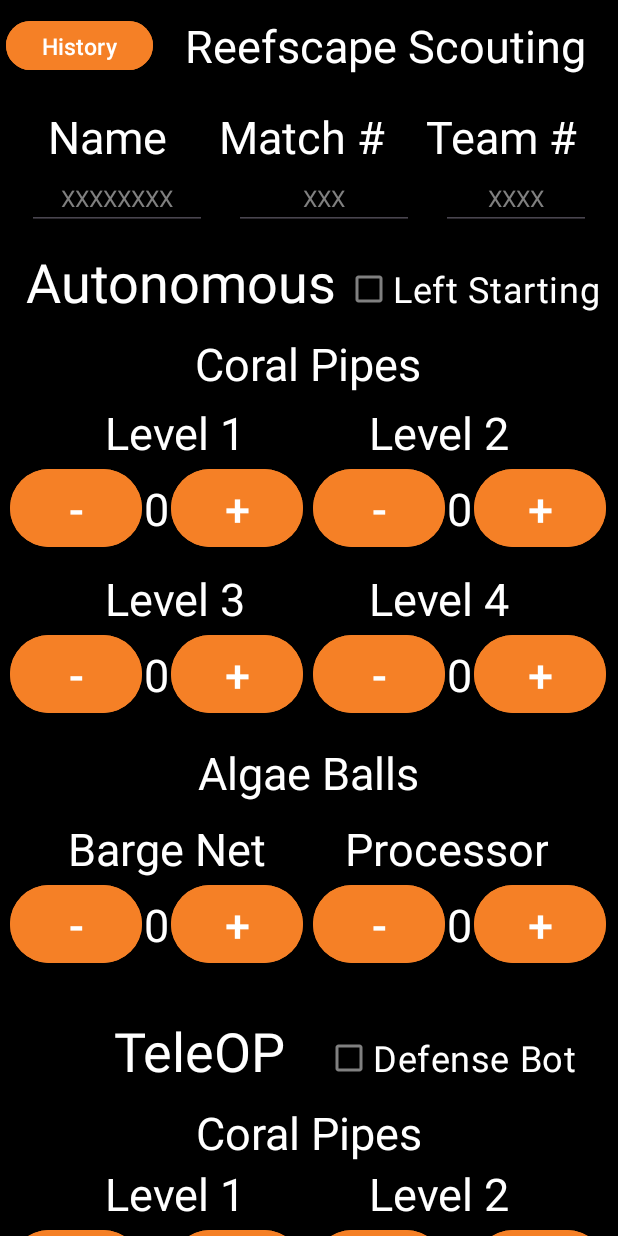
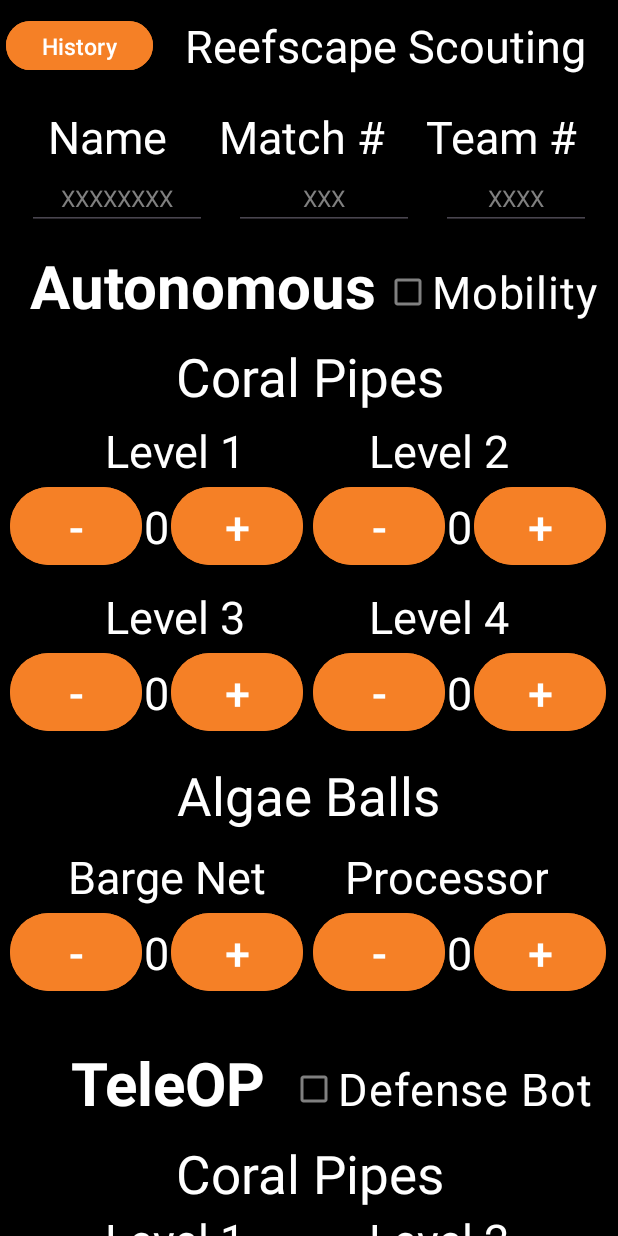
Before and after one commit to Kushal701151/Reefscape---Strategy---Android, an Android app: the screen it shows after launch (MainActivity), on a phone screen of 412 x 824 dp. Run offline under Robolectric (Android 15) with nearby library versions, the phone set to English and light mode, and no system bars.

Commit message:
Pre comp final touches

```diff
--- a/app/src/main/java/com/example/githubreefscape/MainActivity.java
+++ b/app/src/main/java/com/example/githubreefscape/MainActivity.java
@@ -68,11 +68,15 @@ public class MainActivity extends AppCompatActivity {
     public Button HumanPlayerAttemptedMinus;
     public Button HumanPlayerAttemptedPlus;
 
+    public Button AlgaeRemovalMinus;
+    public Button AlgaeRemovalPlus;
+
     public  EditText StudentName;
     public  CheckBox Defense;
     public  EditText MatchNumber;
     public  EditText EditTextComments;
     public TextView HumanPlayerAttempted;
+    public TextView AlgaeRemoval;
     public  TextView HumanPlayer;
     public  TextView TeleBarge;
     public  TextView TeleProcessor;
@@ -100,6 +104,7 @@ public class MainActivity extends AppCompatActivity {
       public static List<String> keylist = new ArrayList<>();;
       public static int LeftStartingInt = 0;
       public static int endgameRadio = 0;
+      public static int AlgaeRemovalInt;
       public static int HumanPlayerInt =0;
       public static int TeleProcessorInt =0;
       public static int TeleBargeInt =0;
@@ -182,7 +187,11 @@ public class MainActivity extends AppCompatActivity {
                 HumanPlayerAttempted.setText(String.valueOf(GlobalDictionary.HumanPlayerAtttemptedInt));
                 HumanPlayer.setText(String.valueOf(GlobalDictionary.HumanPlayerInt));
 
-                GlobalDictionary.endgameRadio = Integer.parseInt(historicallist.get(19));
+                GlobalDictionary.AlgaeRemovalInt = Integer.parseInt(historicallist.get(19));
+                AlgaeRemoval.setText(String.valueOf(GlobalDictionary.AlgaeRemovalInt));
+
+
+                GlobalDictionary.endgameRadio = Integer.parseInt(historicallist.get(20));
                 if (GlobalDictionary.endgameRadio == 0) {
                     None.setChecked(true);
                 } else if (GlobalDictionary.endgameRadio == 1) {
@@ -192,7 +201,7 @@ public class MainActivity extends AppCompatActivity {
                 } else if (GlobalDictionary.endgameRadio == 3) {
                     Deep.setChecked(true);
                 }
-                EditTextComments.setText(historicallist.get(20));
+                EditTextComments.setText(historicallist.get(21));
             } else {
                 // Handle error if the list is empty or smaller than expected
             }
@@ -277,6 +286,10 @@ public class MainActivity extends AppCompatActivity {
         TeleBargeMinus = (Button) findViewById(R.id.TeleBargeMinus);
         TeleBarge = (TextView) findViewById(R.id.TeleBarge);
         TeleBargePlus = (Button) findViewById(R.id.TeleBargePlus);
+
+        AlgaeRemovalMinus = (Button) findViewById(R.id.AlgaeRemovalMinus);
+        AlgaeRemoval = (TextView) findViewById(R.id.AlgaeRemoval);
+        AlgaeRemovalPlus = (Button) findViewById(R.id.AlgaeRemovalPlus);
 
         TeleProcessorMinus = (Button) findViewById(R.id.TeleProcessorMinus);
         TeleProcessor = (TextView) findViewById(R.id.TeleProcessor);
@@ -500,6 +513,20 @@ public class MainActivity extends AppCompatActivity {
         HumanPlayerAttempted.setText(AutoLowerDisplay);
     }
 
+    public void AlgaeRemovalMinus(View view){
+        if ((!AlgaeRemoval.getText().toString().equals("0"))&&(GlobalDictionary.AlgaeRemovalInt!=0)){ //Prevents negative values
+            GlobalDictionary.AlgaeRemovalInt--;
+            String AutoLowerDisplay = " " + (GlobalDictionary.AlgaeRemovalInt);
+            AlgaeRemoval.setText(AutoLowerDisplay);
+        }
+    }
+    public void AlgaeRemovalPlus (View view){
+        GlobalDictionary.AlgaeRemovalInt ++;
+        String AutoLowerDisplay = " " + (GlobalDictionary.AlgaeRemovalInt);
+        AlgaeRemoval.setText(AutoLowerDisplay);
+    }
+
+
     public void onHistory (View view){
         Intent intent = new Intent(MainActivity.this, HistoryActivity.class);
 
@@ -608,6 +635,7 @@ public class MainActivity extends AppCompatActivity {
                                         + GlobalDictionary.TeleProcessorInt + ","
                                         + GlobalDictionary.HumanPlayerAtttemptedInt + ","
                                         + GlobalDictionary.HumanPlayerInt + ","
+                                        + GlobalDictionary.AlgaeRemovalInt + ","
                                         + GlobalDictionary.endgameRadio + ","
                                         + EditTextComments.getText().toString();
 
@@ -639,6 +667,7 @@ public class MainActivity extends AppCompatActivity {
                     + GlobalDictionary.TeleProcessorInt + ","
                     + GlobalDictionary.HumanPlayerAtttemptedInt + ","
                     + GlobalDictionary.HumanPlayerInt + ","
+                    + GlobalDictionary.AlgaeRemovalInt + ","
                     + GlobalDictionary.endgameRadio + ","
                     + EditTextComments.getText().toString();
             Log.d("Mydata", Hdata);
--- a/app/src/main/res/layout/activity_main.xml
+++ b/app/src/main/res/layout/activity_main.xml
@@ -203,9 +203,10 @@
                 android:layout_width="wrap_content"
                 android:layout_height="wrap_content"
                 android:text="Autonomous"
-                android:textAlignment="center"
-                android:textColor="@color/white"
-                android:textSize="36sp" />
+                android:textStyle="bold"
+                android:textAlignment="center"
+                android:textColor="@color/white"
+                android:textSize="40sp" />
 
             <Space
                 android:layout_width="wrap_content"
@@ -218,9 +219,9 @@
                 android:layout_height="wrap_content"
                 android:buttonTint="@color/gray"
                 android:onClick="LeftStaring"
-                android:text="Left Starting"
-                android:textColor="@color/white"
-                android:textSize="24sp"
+                android:text="Mobility"
+                android:textColor="@color/white"
+                android:textSize="30sp"
                 android:layout_weight="1.2"/>
 
             <Space
@@ -250,7 +251,7 @@
                 android:text="Coral Pipes"
                 android:textAlignment="center"
                 android:textColor="@color/white"
-                android:textSize="30sp" />
+                android:textSize="35sp" />
 
             <Space
                 android:layout_width="wrap_content"
@@ -494,8 +495,52 @@
                 android:id="@+id/AutoL3Minus"
                 android:layout_width="wrap_content"
                 android:layout_height="60dp"
+                android:backgroundTint="@color/orange"
                 android:onClick="AutoL3Minus"
+                android:text="-"
+                android:textColor="@color/white"
+                android:textSize="30sp" />
+
+            <Space
+                android:layout_width="wrap_content"
+                android:layout_height="wrap_content"
+                android:layout_weight="0.2" />
+
+            <TextView
+                android:id="@+id/AutoL3"
+                android:layout_width="wrap_content"
+                android:layout_height="wrap_content"
+                android:text="0"
+                android:textAlignment="center"
+                android:textColor="@color/white"
+                android:textSize="30sp" />
+
+            <Space
+                android:layout_width="wrap_content"
+                android:layout_height="wrap_content"
+                android:layout_weight="0.2" />
+
+            <Button
+                android:id="@+id/AutoL3Plus"
+                android:layout_width="wrap_content"
+                android:layout_height="60dp"
                 android:backgroundTint="@color/orange"
+                android:onClick="AutoL3Plus"
+                android:text="+"
+                android:textColor="@color/white"
+                android:textSize="30sp" />
+
+            <Space
+                android:layout_width="wrap_content"
+                android:layout_height="wrap_content"
+                android:layout_weight="1" />
+
+            <Button
+                android:id="@+id/AutoL4Minus"
+                android:layout_width="wrap_content"
+                android:layout_height="60dp"
+                android:backgroundTint="@color/orange"
+                android:onClick="AutoL4Minus"
                 android:text="-"
                 android:textColor="@color/white"
                 android:textSize="30sp" />
@@ -506,7 +551,7 @@
                 android:layout_weight="0.2" />
 
             <TextView
-                android:id="@+id/AutoL3"
+                android:id="@+id/AutoL4"
                 android:layout_width="wrap_content"
                 android:layout_height="wrap_content"
                 android:text="0"
@@ -520,57 +565,13 @@
                 android:layout_weight="0.2" />
 
             <Button
-                android:id="@+id/AutoL3Plus"
-                android:layout_width="wrap_content"
-                android:layout_height="60dp"
-                android:onClick="AutoL3Plus"
-                android:textColor="@color/white"
+                android:id="@+id/AutoL4Plus"
+                android:layout_width="wrap_content"
+                android:layout_height="60dp"
                 android:backgroundTint="@color/orange"
+                android:onClick="AutoL4Plus"
                 android:text="+"
-                android:textSize="30sp" />
-
-            <Space
-                android:layout_width="wrap_content"
-                android:layout_height="wrap_content"
-                android:layout_weight="1" />
-
-            <Button
-                android:id="@+id/AutoL4Minus"
-                android:layout_width="wrap_content"
-                android:textColor="@color/white"
-                android:layout_height="60dp"
-                android:onClick="AutoL4Minus"
-                android:backgroundTint="@color/orange"
-                android:text="-"
-                android:textSize="30sp" />
-
-            <Space
-                android:layout_width="wrap_content"
-                android:layout_height="wrap_content"
-                android:layout_weight="0.2" />
-
-            <TextView
-                android:id="@+id/AutoL4"
-                android:layout_width="wrap_content"
-                android:layout_height="wrap_content"
-                android:text="0"
-                android:textAlignment="center"
-                android:textColor="@color/white"
-                android:textSize="30sp" />
-
-            <Space
-                android:layout_width="wrap_content"
-                android:layout_height="wrap_content"
-                android:layout_weight="0.2" />
-
-            <Button
-                android:id="@+id/AutoL4Plus"
-                android:layout_width="wrap_content"
-                android:layout_height="60dp"
-                android:onClick="AutoL4Plus"
-                android:backgroundTint="@color/orange"
-                android:textColor="@color/white"
-                android:text="+"
+                android:textColor="@color/white"
                 android:textSize="30sp" />
 
             <Space
@@ -599,7 +600,7 @@
                 android:text="Algae Balls"
                 android:textAlignment="center"
                 android:textColor="@color/white"
-                android:textSize="30sp" />
+                android:textSize="35sp" />
 
             <Space
                 android:layout_width="wrap_content"
@@ -784,8 +785,9 @@
                 android:layout_width="wrap_content"
                 android:layout_height="wrap_content"
                 android:text="TeleOP"
-                android:textColor="@color/white"
-                android:textSize="36sp" />
+                android:textStyle="bold"
+                android:textColor="@color/white"
+                android:textSize="40sp" />
 
             <Space
                 android:layout_width="wrap_content"
@@ -800,7 +802,7 @@
                 android:onClick="Defense"
                 android:text="Defense Bot"
                 android:textColor="@color/white"
-                android:textSize="24sp" />
+                android:textSize="30sp" />
 
             <Space
                 android:layout_width="wrap_content"
@@ -823,7 +825,7 @@
                 android:text="Coral Pipes"
                 android:textAlignment="center"
                 android:textColor="@color/white"
-                android:textSize="30sp" />
+                android:textSize="35sp" />
 
         </LinearLayout>
 
@@ -899,7 +901,7 @@
                 android:onClick="TeleL1Minus"
                 android:text="-"
                 android:textColor="@color/white"
-                android:backgroundTint="@color/orange"
+                android:backgroundTint="@color/orange1"
                 android:textSize="30sp" />
 
             <Space
@@ -927,7 +929,7 @@
                 android:onClick="TeleL1Plus"
                 android:text="+"
                 android:textColor="@color/white"
-                android:backgroundTint="@color/orange"
+                android:backgroundTint="@color/orange1"
                 android:textSize="30sp" />
 
             <Space
@@ -942,7 +944,7 @@
                 android:onClick="TeleL2Minus"
                 android:text="-"
                 android:textColor="@color/white"
-                android:backgroundTint="@color/orange"
+                android:backgroundTint="@color/orange1"
                 android:textSize="30sp" />
 
             <Space
@@ -970,7 +972,7 @@
                 android:onClick="TeleL2Plus"
                 android:text="+"
                 android:textColor="@color/white"
-                android:backgroundTint="@color/orange"
+                android:backgroundTint="@color/orange1"
                 android:textSize="30sp" />
 
             <Space
@@ -1055,7 +1057,7 @@
                 android:onClick="TeleL3Minus"
                 android:text="-"
                 android:textColor="@color/white"
-                android:backgroundTint="@color/orange"
+                android:backgroundTint="@color/orange1"
                 android:textSize="30sp" />
 
             <Space
@@ -1083,7 +1085,7 @@
                 android:onClick="TeleL3Plus"
                 android:text="+"
                 android:textColor="@color/white"
-                android:backgroundTint="@color/orange"
+                android:backgroundTint="@color/orange1"
                 android:textSize="30sp" />
 
             <Space
@@ -1098,7 +1100,7 @@
                 android:onClick="TeleL4Minus"
                 android:text="-"
                 android:textColor="@color/white"
-                android:backgroundTint="@color/orange"
+                android:backgroundTint="@color/orange1"
                 android:textSize="30sp" />
 
             <Space
@@ -1126,7 +1128,7 @@
                 android:onClick="TeleL4Plus"
                 android:text="+"
                 android:textColor="@color/white"
-                android:backgroundTint="@color/orange"
+                android:backgroundTint="@color/orange1"
                 android:textSize="30sp" />
 
             <Space
@@ -1154,7 +1156,7 @@
                 android:layout_height="wrap_content"
                 android:text="Algae Balls"
                 android:textColor="@color/white"
-                android:textSize="30sp" />
+                android:textSize="35sp" />
 
             <Space
                 android:layout_width="wrap_content"
@@ -1238,7 +1240,7 @@
                 android:onClick="TeleBargeMinus"
                 android:textColor="@color/white"
                 android:text="-"
-                android:backgroundTint="@color/orange"
+                android:backgroundTint="@color/orange1"
                 android:textSize="30sp" />
 
             <Space
@@ -1266,7 +1268,7 @@
                 android:onClick="TeleBargePlus"
                 android:text="+"
                 android:textColor="@color/white"
-                android:backgroundTint="@color/orange"
+                android:backgroundTint="@color/orange1"
                 android:textSize="30sp" />
 
             <Space
@@ -1281,7 +1283,7 @@
                 android:onClick="TeleProcessorMinus"
                 android:text="-"
                 android:textColor="@color/white"
-                android:backgroundTint="@color/orange"
+                android:backgroundTint="@color/orange1"
                 android:textSize="30sp" />
 
             <Space
@@ -1309,7 +1311,7 @@
                 android:onClick="TeleProcessorPlus"
                 android:text="+"
                 android:textColor="@color/white"
-                android:backgroundTint="@color/orange"
+                android:backgroundTint="@color/orange1"
                 android:textSize="30sp" />
 
             <Space
@@ -1394,7 +1396,7 @@
                 android:onClick="HumanPlayerAttemptedMinus"
                 android:text="-"
                 android:textColor="@color/white"
-                android:backgroundTint="@color/orange"
+                android:backgroundTint="@color/orange1"
                 android:textSize="30sp" />
 
             <Space
@@ -1422,7 +1424,7 @@
                 android:onClick="HumanPlayerAttemptedPlus"
                 android:text="+"
                 android:textColor="@color/white"
-                android:backgroundTint="@color/orange"
+                android:backgroundTint="@color/orange1"
                 android:textSize="30sp" />
 
             <Space
@@ -1437,7 +1439,7 @@
                 android:onClick="HumanPlayerMinus"
                 android:text="-"
                 android:textColor="@color/white"
-                android:backgroundTint="@color/orange"
+                android:backgroundTint="@color/orange1"
                 android:textSize="30sp" />
 
             <Space
@@ -1465,7 +1467,7 @@
                 android:onClick="HumanPlayerPlus"
                 android:text="+"
                 android:textColor="@color/white"
-                android:backgroundTint="@color/orange"
+                android:backgroundTint="@color/orange1"
                 android:textSize="30sp" />
 
             <Space
@@ -1481,6 +1483,93 @@
 
         <LinearLayout
             android:layout_width="match_parent"
+            android:layout_height="wrap_content">
+            <Space
+                android:layout_width="wrap_content"
+                android:layout_height="wrap_content"
+                android:layout_weight="1" />
+
+            <Space
+                android:layout_width="wrap_content"
+                android:layout_height="wrap_content"
+                android:layout_weight="0.2" />
+
+            <TextView
+                android:layout_width="wrap_content"
+                android:layout_height="wrap_content"
+                android:text="Algae Removed"
+                android:textAlignment="center"
+                android:textColor="@color/white"
+                android:textSize="30sp" />
+
+            <Space
+                android:layout_width="wrap_content"
+                android:layout_height="wrap_content"
+                android:layout_weight="0.2" />
+
+            <Space
+                android:layout_width="wrap_content"
+                android:layout_height="wrap_content"
+                android:layout_weight="1" />
+
+        </LinearLayout>
+        <LinearLayout
+            android:layout_width="match_parent"
+            android:layout_height="wrap_content">
+            <Space
+                android:layout_width="wrap_content"
+                android:layout_height="wrap_content"
+                android:layout_weight="1" />
+
+            <Button
+                android:id="@+id/AlgaeRemovalMinus"
+                android:layout_width="wrap_content"
+                android:layout_height="60dp"
+                android:onClick="AlgaeRemovalMinus"
+                android:text="-"
+                android:textColor="@color/white"
+                android:backgroundTint="@color/orange1"
+                android:textSize="30sp" />
+
+            <Space
+                android:layout_width="wrap_content"
+                android:layout_height="wrap_content"
+                android:layout_weight="0.05" />
+
+            <TextView
+                android:id="@+id/AlgaeRemoval"
+                android:layout_width="wrap_content"
+                android:layout_height="wrap_content"
+                android:text="0"
+                android:textColor="@color/white"
+                android:textSize="30sp" />
+
+            <Space
+                android:layout_width="wrap_content"
+                android:layout_height="wrap_content"
+                android:layout_weight="0.05" />
+
+            <Button
+                android:id="@+id/AlgaeRemovalPlus"
+                android:layout_width="wrap_content"
+                android:layout_height="60dp"
+                android:onClick="AlgaeRemovalPlus"
+                android:text="+"
+                android:textColor="@color/white"
+                android:backgroundTint="@color/orange1"
+                android:textSize="30sp" />
+
+            <Space
+                android:layout_width="wrap_content"
+                android:layout_height="wrap_content"
+                android:layout_weight="1" />
+        </LinearLayout>
+        <Space
+            android:layout_width="match_parent"
+            android:layout_height="10dp"/>
+
+        <LinearLayout
+            android:layout_width="match_parent"
             android:layout_height="wrap_content"
             android:orientation="horizontal">
 
@@ -1493,8 +1582,9 @@
                 android:layout_width="wrap_content"
                 android:layout_height="wrap_content"
                 android:text="Endgame"
-                android:textColor="@color/white"
-                android:textSize="33sp" />
+                android:textStyle="bold"
+                android:textColor="@color/white"
+                android:textSize="40sp" />
 
             <Space
                 android:layout_width="wrap_content"
@@ -1631,7 +1721,7 @@
                 android:layout_height="100dp"
                 android:onClick="onSubmit"
                 android:text="Done"
-                android:backgroundTint="@color/orange"
+                android:backgroundTint="@color/orange1"
                 android:textSize="40sp" />
 
             <Space
--- a/app/src/main/res/values/colors.xml
+++ b/app/src/main/res/values/colors.xml
@@ -4,6 +4,9 @@
     <color name="white">#FFFFFFFF</color>
     <color name="gray">#808080</color>
     <color name="orange">#F58026</color>
+    <color name="orange1">#CC5500</color>
+    <color name="orange2">#FC6600</color>
+
     <color name="History">#C2B280</color>
 
 
```
